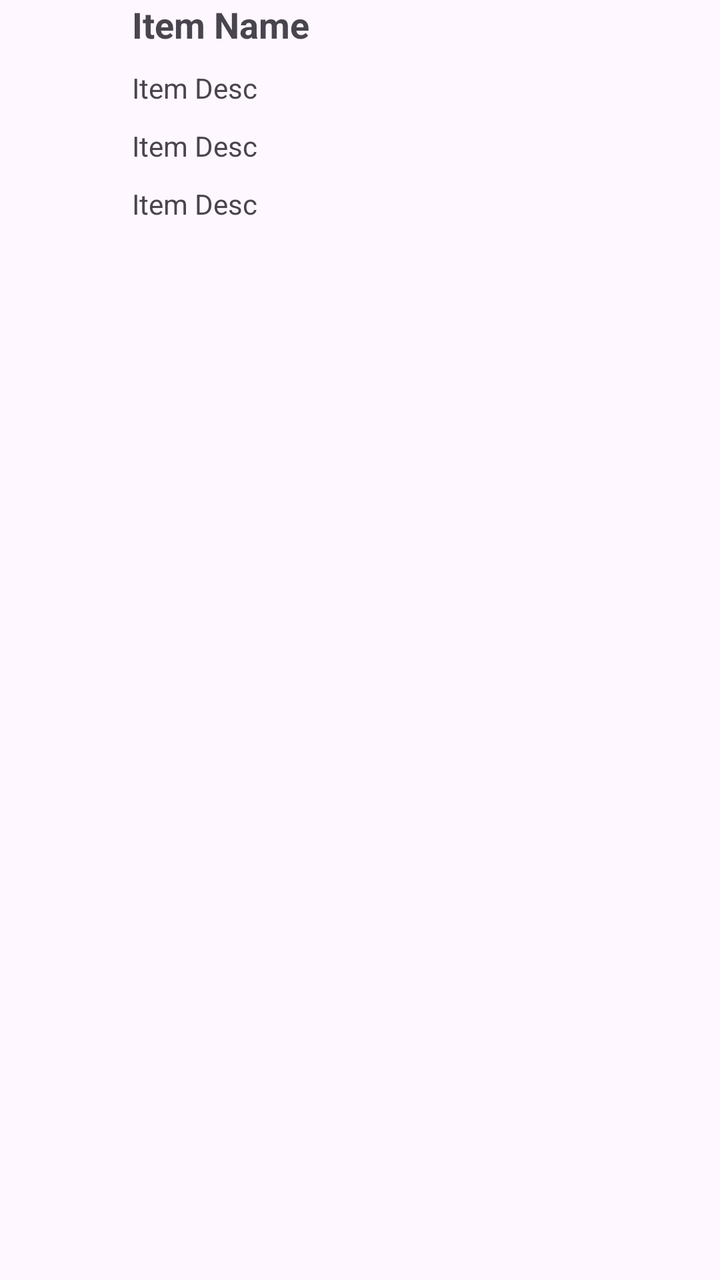
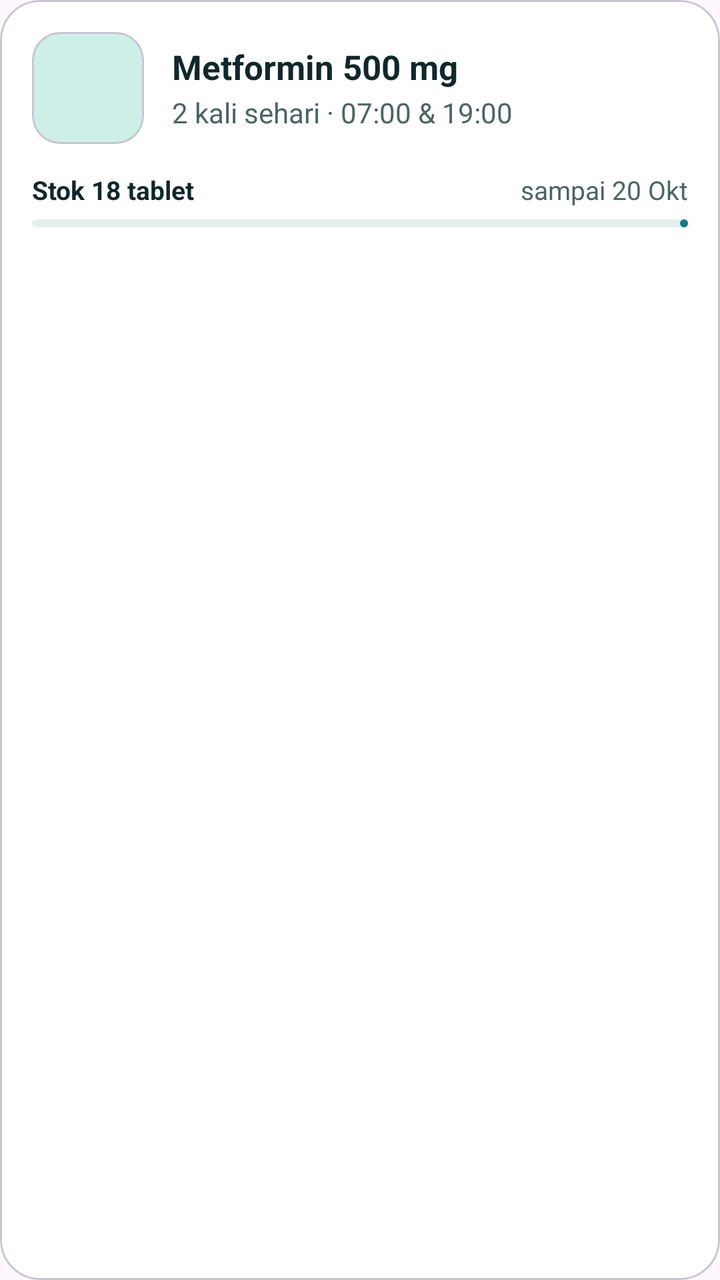

Two renders of the same Android screen: before a commit and after it. Below are the layout's source before the change and the commit's diff.
<!-- AndroidManifest.xml: application theme Theme.Projek_Aisyah -->
<!-- res/layout/item_jadwal_obat.xml -->
<?xml version="1.0" encoding="utf-8"?>
<androidx.constraintlayout.widget.ConstraintLayout xmlns:android="http://schemas.android.com/apk/res/android"
    android:layout_width="match_parent"
    android:layout_height="match_parent"
    app:cardCornerRadius="14dp"
    app:cardElevation="2dp"
    app:strokeColor="#D9EEEE"
    app:strokeWidth="1dp"
    xmlns:app="http://schemas.android.com/apk/res-auto">

    <ImageView
        android:id="@+id/avatarImg"
        android:layout_width="50dp"
        android:layout_height="50dp"
        android:contentDescription="Foto pengirim"
        android:scaleType="centerCrop"
        app:layout_constraintStart_toStartOf="parent"
        app:layout_constraintTop_toTopOf="parent" />

    <TextView
        android:id="@+id/textNamaObat"
        android:layout_width="wrap_content"
        android:layout_height="wrap_content"
        android:layout_marginStart="16dp"
        android:text="Item Name"
        android:textSize="18sp"
        android:textStyle="bold"
        app:layout_constraintStart_toEndOf="@+id/avatarImg"
        app:layout_constraintTop_toTopOf="parent" />
    <TextView
        android:id="@+id/textDosis"
        android:layout_width="wrap_content"
        android:layout_height="wrap_content"
        android:layout_marginStart="16dp"
        android:layout_marginTop="10dp"
        android:text="Item Desc"
        android:textSize="14sp"
        app:layout_constraintStart_toEndOf="@+id/avatarImg"
        app:layout_constraintTop_toBottomOf="@+id/textNamaObat" />

    <TextView
        android:id="@+id/textJadwal"
        android:layout_width="wrap_content"
        android:layout_height="wrap_content"
        android:layout_marginStart="16dp"
        android:layout_marginTop="10dp"
        android:text="Item Desc"
        android:textSize="14sp"
        app:layout_constraintStart_toEndOf="@+id/avatarImg"
        app:layout_constraintTop_toBottomOf="@+id/textDosis" />

    <TextView
        android:id="@+id/textStok"
        android:layout_width="wrap_content"
        android:layout_height="wrap_content"
        android:layout_marginStart="16dp"
        android:layout_marginTop="10dp"
        android:text="Item Desc"
        android:textSize="14sp"
        app:layout_constraintStart_toEndOf="@+id/avatarImg"
        app:layout_constraintTop_toBottomOf="@+id/textJadwal" />

</androidx.constraintlayout.widget.ConstraintLayout>
<!-- resources referenced by this layout -->
<resources>
  <style name="Theme.Projek_Aisyah" parent="Base.Theme.Projek_Aisyah" />
  <style name="Base.Theme.Projek_Aisyah" parent="Theme.Material3.DayNight.NoActionBar">
          
          
      </style>
</resources>

<!-- the commit's change to res/layout/item_jadwal_obat.xml (unified diff, before → after) -->
@@ -1,63 +1,104 @@
 <?xml version="1.0" encoding="utf-8"?>
-<androidx.constraintlayout.widget.ConstraintLayout xmlns:android="http://schemas.android.com/apk/res/android"
+<com.google.android.material.card.MaterialCardView xmlns:android="http://schemas.android.com/apk/res/android"
+    xmlns:app="http://schemas.android.com/apk/res-auto"
+    android:id="@+id/cardItem"
     android:layout_width="match_parent"
-    android:layout_height="match_parent"
-    app:cardCornerRadius="14dp"
-    app:cardElevation="2dp"
-    app:strokeColor="#D9EEEE"
-    app:strokeWidth="1dp"
-    xmlns:app="http://schemas.android.com/apk/res-auto">
+    android:layout_height="wrap_content"
+    android:clickable="true"
+    android:focusable="true"
+    app:cardBackgroundColor="@android:color/white"
+    app:cardCornerRadius="20dp"
+    app:cardElevation="0dp">
 
-    <ImageView
-        android:id="@+id/avatarImg"
-        android:layout_width="50dp"
-        android:layout_height="50dp"
-        android:contentDescription="Foto pengirim"
-        android:scaleType="centerCrop"
-        app:layout_constraintStart_toStartOf="parent"
-        app:layout_constraintTop_toTopOf="parent" />
+    <LinearLayout
+        android:layout_width="match_parent"
+        android:layout_height="wrap_content"
+        android:orientation="vertical"
+        android:padding="16dp">
 
-    <TextView
-        android:id="@+id/textNamaObat"
-        android:layout_width="wrap_content"
-        android:layout_height="wrap_content"
-        android:layout_marginStart="16dp"
-        android:text="Item Name"
-        android:textSize="18sp"
-        android:textStyle="bold"
-        app:layout_constraintStart_toEndOf="@+id/avatarImg"
-        app:layout_constraintTop_toTopOf="parent" />
-    <TextView
-        android:id="@+id/textDosis"
-        android:layout_width="wrap_content"
-        android:layout_height="wrap_content"
-        android:layout_marginStart="16dp"
-        android:layout_marginTop="10dp"
-        android:text="Item Desc"
-        android:textSize="14sp"
-        app:layout_constraintStart_toEndOf="@+id/avatarImg"
-        app:layout_constraintTop_toBottomOf="@+id/textNamaObat" />
+        <LinearLayout
+            android:layout_width="match_parent"
+            android:layout_height="wrap_content"
+            android:gravity="center_vertical"
+            android:orientation="horizontal">
 
-    <TextView
-        android:id="@+id/textJadwal"
-        android:layout_width="wrap_content"
-        android:layout_height="wrap_content"
-        android:layout_marginStart="16dp"
-        android:layout_marginTop="10dp"
-        android:text="Item Desc"
-        android:textSize="14sp"
-        app:layout_constraintStart_toEndOf="@+id/avatarImg"
-        app:layout_constraintTop_toBottomOf="@+id/textDosis" />
+            <com.google.android.material.card.MaterialCardView
+                android:layout_width="56dp"
+                android:layout_height="56dp"
+                app:cardBackgroundColor="@color/mr_mint"
+                app:cardCornerRadius="14dp"
+                app:cardElevation="0dp">
 
-    <TextView
-        android:id="@+id/textStok"
-        android:layout_width="wrap_content"
-        android:layout_height="wrap_content"
-        android:layout_marginStart="16dp"
-        android:layout_marginTop="10dp"
-        android:text="Item Desc"
-        android:textSize="14sp"
-        app:layout_constraintStart_toEndOf="@+id/avatarImg"
-        app:layout_constraintTop_toBottomOf="@+id/textJadwal" />
+                <ImageView
+                    android:id="@+id/avatarImg"
+                    android:layout_width="match_parent"
+                    android:layout_height="match_parent"
+                    android:contentDescription="Gambar obat"
+                    android:scaleType="centerCrop" />
+            </com.google.android.material.card.MaterialCardView>
 
-</androidx.constraintlayout.widget.ConstraintLayout>
+            <LinearLayout
+                android:layout_width="0dp"
+                android:layout_height="wrap_content"
+                android:layout_marginStart="14dp"
+                android:layout_weight="1"
+                android:orientation="vertical">
+
+                <TextView
+                    android:id="@+id/textNamaObat"
+                    android:layout_width="wrap_content"
+                    android:layout_height="wrap_content"
+                    android:text="Metformin 500 mg"
+                    android:textColor="@color/mr_ink"
+                    android:textSize="17sp"
+                    android:textStyle="bold" />
+
+                <TextView
+                    android:id="@+id/textJadwal"
+                    android:layout_width="wrap_content"
+                    android:layout_height="wrap_content"
+                    android:layout_marginTop="2dp"
+                    android:text="2 kali sehari · 07:00 &amp; 19:00"
+                    android:textColor="@color/mr_ink_soft"
+                    android:textSize="14sp" />
+            </LinearLayout>
+        </LinearLayout>
+
+        <LinearLayout
+            android:layout_width="match_parent"
+            android:layout_height="wrap_content"
+            android:layout_marginTop="14dp"
+            android:orientation="horizontal">
+
+            <TextView
+                android:id="@+id/textStok"
+                android:layout_width="0dp"
+                android:layout_height="wrap_content"
+                android:layout_weight="1"
+                android:text="Stok 18 tablet"
+                android:textColor="@color/mr_ink"
+                android:textSize="13sp"
+                android:textStyle="bold" />
+
+            <TextView
+                android:id="@+id/textSampai"
+                android:layout_width="wrap_content"
+                android:layout_height="wrap_content"
+                android:text="sampai 20 Okt"
+                android:textColor="@color/mr_ink_soft"
+                android:textSize="13sp" />
+        </LinearLayout>
+
+        <com.google.android.material.progressindicator.LinearProgressIndicator
+            android:id="@+id/progressStok"
+            android:layout_width="match_parent"
+            android:layout_height="wrap_content"
+            android:layout_marginTop="6dp"
+            android:max="100"
+            android:progress="60"
+            app:indicatorColor="@color/mr_teal"
+            app:trackColor="@color/mr_gray_soft"
+            app:trackCornerRadius="2dp"
+            app:trackThickness="4dp" />
+    </LinearLayout>
+</com.google.android.material.card.MaterialCardView>
<!-- resource entries referenced after the edit -->
@@ -1,5 +1,10 @@
 <!-- resources referenced by this layout -->
 <resources>
+  <color name="mr_gray_soft">#E6EFF0</color>
+  <color name="mr_ink">#10272B</color>
+  <color name="mr_ink_soft">#4B6468</color>
+  <color name="mr_mint">#CDEFE8</color>
+  <color name="mr_teal">#0E7C86</color>
   <style name="Theme.Projek_Aisyah" parent="Base.Theme.Projek_Aisyah" />
   <style name="Base.Theme.Projek_Aisyah" parent="Theme.Material3.DayNight.NoActionBar">
           
